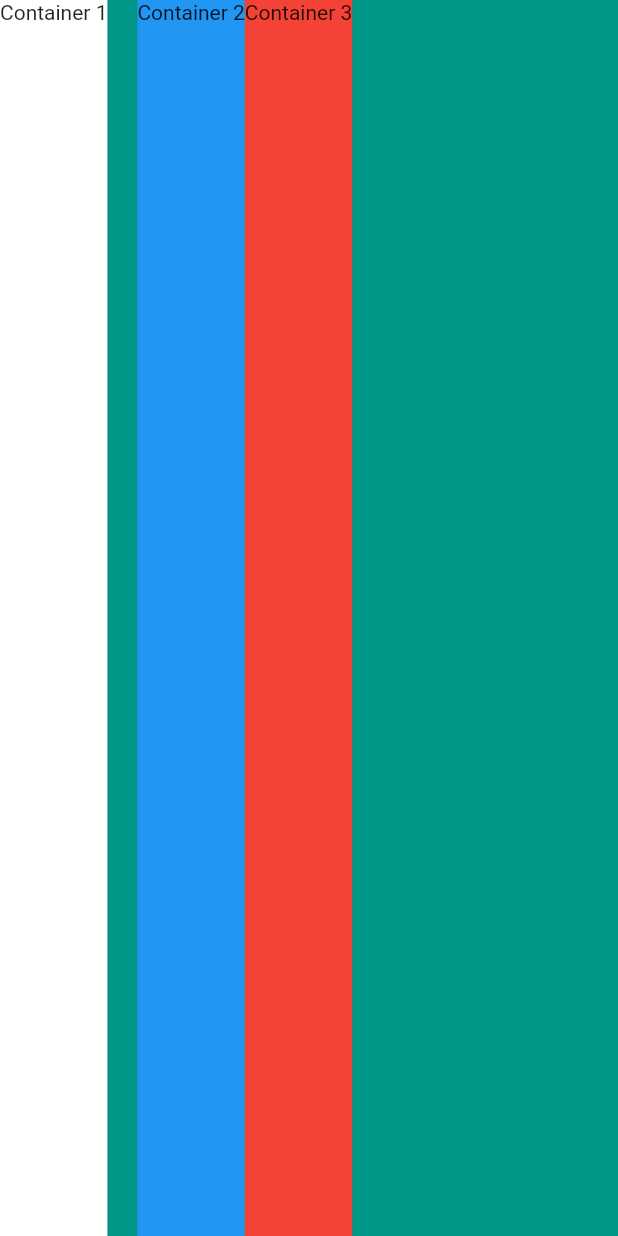
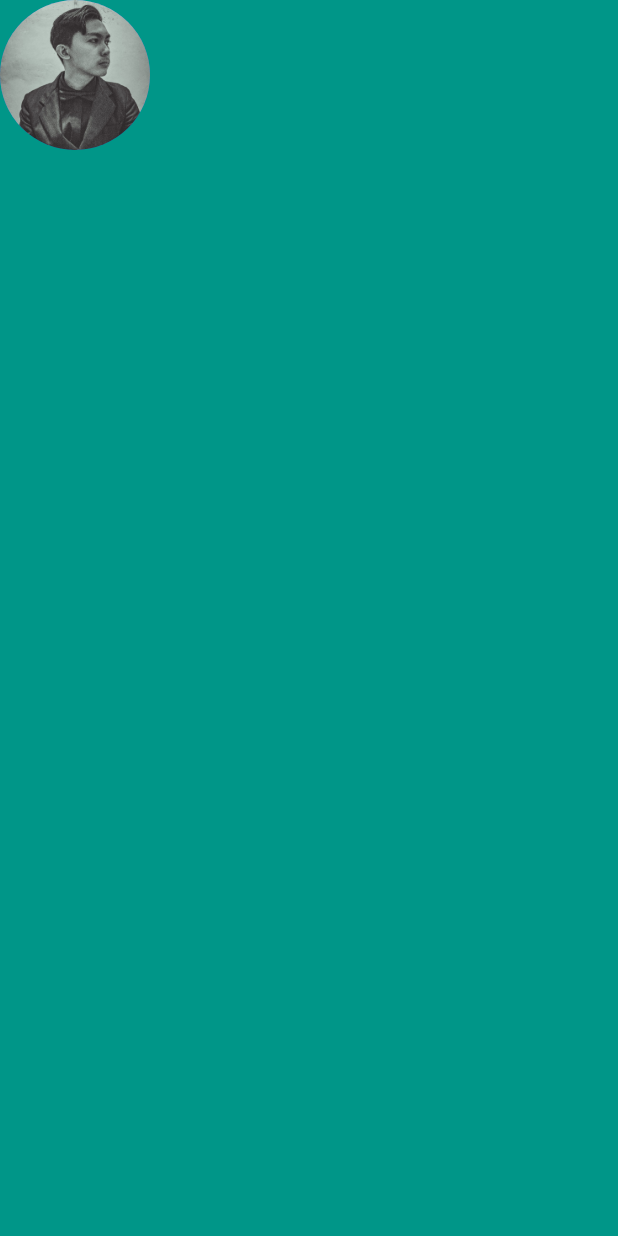
Before and after one commit to kvntzn/mi_card_flutter, a Flutter app: the screen it shows after launch, on a phone screen of 412 x 824 dp. Run offline on Flutter 3.47's test engine with Material 2 defaults, Android fonts, the phone set to English and light mode, and no system bars.

Commit message:
added image

```diff
--- a/lib/main.dart
+++ b/lib/main.dart
@@ -12,23 +12,11 @@ class MyApp extends StatelessWidget {
         backgroundColor: Colors.teal,
         body: SafeArea(
           child: Row(
-            crossAxisAlignment: CrossAxisAlignment.stretch,
             children: [
-              Container(
-                  color: Colors.white,
-                  child: Text('Container 1')
-              ),
-              SizedBox(
-                width: 20,
-              ),
-              Container(
-                color: Colors.blue,
-                child: Text('Container 2'),
-              ),
-              Container(
-                color: Colors.red,
-                child: Text('Container 3'),
-              ),
+             CircleAvatar(
+               radius: 50,
+               backgroundImage: AssetImage('images/kev.jpg'),
+             )
             ],
           ),
         ),
```
Also changed, not shown: pubspec.yaml (+2 -54 lines), images/kev.jpg (added).
